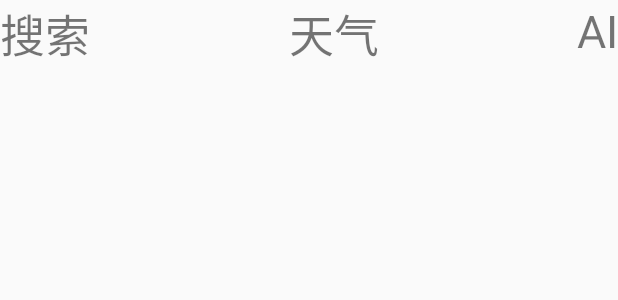
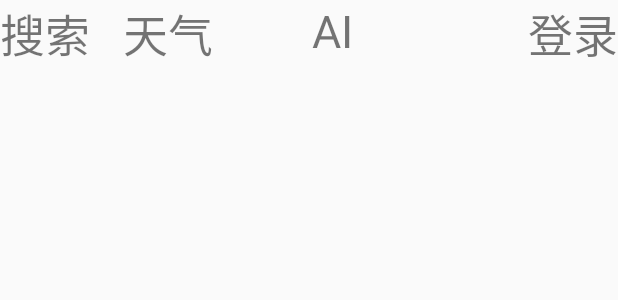
Before and after one commit to mzj-xk/WeatherApp, an Android app: the layout bottom_bar.xml on its own in the app's theme, with its tools: preview values and no code run, on a phone screen of 412 x 824 dp. Shown: the top 300 px of the screen. Run offline under Robolectric (Android 15) with nearby library versions, the phone set to English and light mode, and no system bars.

Commit message:
完成了登录及登录后读取账户保存城市的数据

```diff
--- /dev/null
+++ b/app/src/main/java/com/android/weatherapp3/logic/model/Account.kt
@@ -0,0 +1,3 @@
+package com.android.weatherapp3.logic.model
+
+data class Account(val userName: String, val passWord:String)
--- a/app/src/main/java/com/android/weatherapp3/logic/model/Weather.kt
+++ b/app/src/main/java/com/android/weatherapp3/logic/model/Weather.kt
@@ -1,4 +1,6 @@
 package com.android.weatherapp3.logic.model
 
+
+//  用于包装天气数据
 //data class Weather(val realtime: RealtimeResponse.Realtime, val daily: DailyResponse.Daily)
 data class Weather(val realtime: RealtimeResponse.Realtime, val daily: DailyResponse.Daily, val rainInfo: RainResponse.Minutely)
--- a/app/src/main/java/com/android/weatherapp3/logic/network/SunnyWeatherNetwork.kt
+++ b/app/src/main/java/com/android/weatherapp3/logic/network/SunnyWeatherNetwork.kt
@@ -16,6 +16,8 @@ object SunnyWeatherNetwork {
 
     private val aiService = AiServiceCreator.create(AiService::class.java)
 
+    private val loginService = LoginServiceCreator.create(LoginService::class.java)
+
     suspend fun getDailyWeather(lng: String, lat: String) =
         weatherService.getDailyWeather(lng, lat).await()
 
@@ -30,6 +32,9 @@ object SunnyWeatherNetwork {
 
     suspend fun getAiMessage(query: String) =
         aiService.getAiMessage(query).await()
+
+    suspend fun loginUser(userName: String, passWord: String) =
+        loginService.loginUser(userName, passWord).await()
 
     private suspend fun <T> Call<T>.await(): T {
         return suspendCoroutine { continuation ->
--- a/app/src/main/java/com/android/weatherapp3/ui/MainActivity.kt
+++ b/app/src/main/java/com/android/weatherapp3/ui/MainActivity.kt
@@ -14,6 +14,7 @@ import com.amap.api.location.AMapLocationClientOption
 import com.amap.api.location.AMapLocationListener
 import com.android.weatherapp3.R
 import com.android.weatherapp3.ui.ai.AiFragment
+import com.android.weatherapp3.ui.login.LoginFragment
 import com.android.weatherapp3.ui.place.PlaceFragment
 import com.android.weatherapp3.ui.weather.WeatherFragment
 import com.android.weatherapp3.ui.weather.WeatherViewModel
@@ -53,6 +54,10 @@ class MainActivity : AppCompatActivity() , AMapLocationListener{
 
         aiBtn.setOnClickListener {
             replaceFragment(AiFragment())
+        }
+
+        loginBtn.setOnClickListener {
+            replaceFragment(LoginFragment())
         }
 
 
--- a/app/src/main/java/com/android/weatherapp3/ui/place/PlaceFragment.kt
+++ b/app/src/main/java/com/android/weatherapp3/ui/place/PlaceFragment.kt
@@ -27,7 +27,7 @@ class PlaceFragment : Fragment(){
         container: ViewGroup?,
         savedInstanceState: Bundle?
     ): View? {
-        activity?.window?.statusBarColor = Color.BLUE
+//        activity?.window?.statusBarColor = Color.BLUE
         return inflater.inflate(R.layout.place, container, false)
     }
 
--- a/app/src/main/res/layout/bottom_bar.xml
+++ b/app/src/main/res/layout/bottom_bar.xml
@@ -22,6 +22,7 @@
         android:text="天气"
         android:textSize="30dp"
         app:layout_constraintEnd_toStartOf="@+id/aiBtn"
+        app:layout_constraintHorizontal_bias="0.25"
         app:layout_constraintStart_toEndOf="@+id/searchBtn"
         app:layout_constraintTop_toTopOf="parent" />
 
@@ -29,9 +30,20 @@
         android:id="@+id/aiBtn"
         android:layout_width="wrap_content"
         android:layout_height="wrap_content"
+        android:layout_marginStart="148dp"
+        android:layout_marginLeft="148dp"
         android:text="AI"
         android:textSize="30dp"
-        app:layout_constraintEnd_toEndOf="parent"
+        app:layout_constraintStart_toEndOf="@+id/searchBtn"
         app:layout_constraintTop_toTopOf="parent" />
 
+    <TextView
+        android:id="@+id/loginBtn"
+        android:layout_width="wrap_content"
+        android:layout_height="wrap_content"
+        android:text="登录"
+        android:textSize="30dp"
+        app:layout_constraintBottom_toBottomOf="parent"
+        app:layout_constraintEnd_toEndOf="parent" />
+
 </androidx.constraintlayout.widget.ConstraintLayout>
```
Also changed, not shown: app/src/main/java/com/android/weatherapp3/logic/Repository.kt (+9 -0 lines), app/src/main/java/com/android/weatherapp3/logic/model/LoginResponse.kt (added, +15 -0 lines), app/src/main/java/com/android/weatherapp3/logic/network/LoginService.kt (added, +12 -0 lines), app/src/main/java/com/android/weatherapp3/logic/network/LoginServiceCreator.kt (added, +29 -0 lines), app/src/main/java/com/android/weatherapp3/ui/login/LoginFragment.kt (added, +39 -0 lines), app/src/main/java/com/android/weatherapp3/ui/login/LoginViewModel.kt (added, +23 -0 lines), app/src/main/res/layout/login.xml (added, +29 -0 lines).
